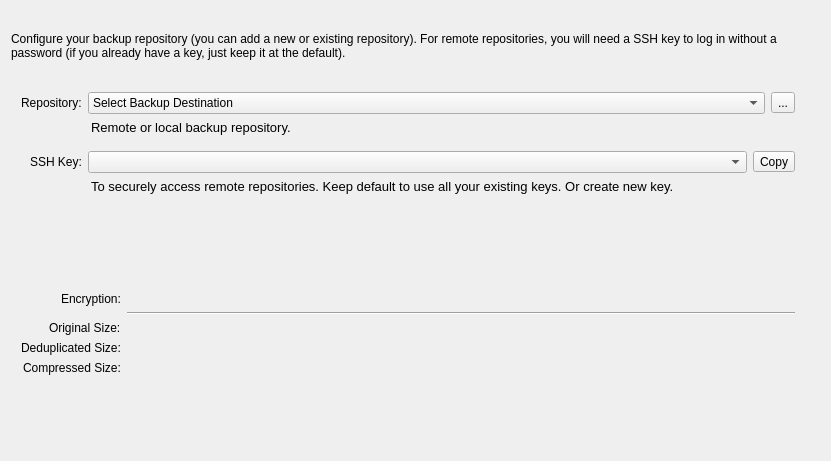
Mebus/restatic, file src/restatic/assets/UI/repotab.ui: the form before one commit.
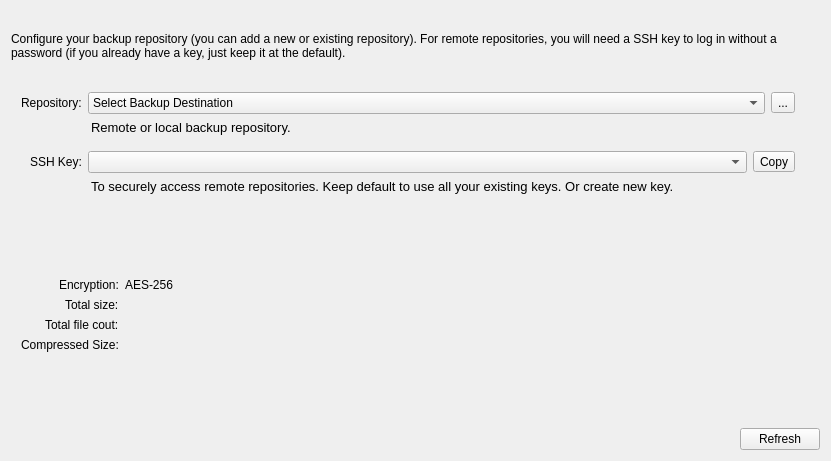
The form after the commit. Icons and pictures are not drawn.

Commit message: GUI can now display the output of the restic stats command

Patch:
```diff
--- a/src/restatic/assets/UI/repotab.ui
+++ b/src/restatic/assets/UI/repotab.ui
@@ -207,40 +207,28 @@
      <item row="0" column="1">
       <widget class="QLabel" name="repoEncryption">
        <property name="text">
-        <string/>
+        <string>AES-256</string>
        </property>
       </widget>
      </item>
      <item row="2" column="0">
-      <widget class="Line" name="line">
-       <property name="sizePolicy">
-        <sizepolicy hsizetype="Expanding" vsizetype="Fixed">
-         <horstretch>0</horstretch>
-         <verstretch>0</verstretch>
-        </sizepolicy>
-       </property>
-       <property name="orientation">
-        <enum>Qt::Horizontal</enum>
+      <widget class="QLabel" name="total_size_label">
+       <property name="text">
+        <string>Total size:</string>
        </property>
       </widget>
      </item>
      <item row="2" column="1">
-      <widget class="Line" name="line_2">
-       <property name="sizePolicy">
-        <sizepolicy hsizetype="Expanding" vsizetype="Fixed">
-         <horstretch>0</horstretch>
-         <verstretch>0</verstretch>
-        </sizepolicy>
-       </property>
-       <property name="orientation">
-        <enum>Qt::Horizontal</enum>
+      <widget class="QLabel" name="sizeTotal">
+       <property name="text">
+        <string/>
        </property>
       </widget>
      </item>
      <item row="3" column="0">
-      <widget class="QLabel" name="label_11">
+      <widget class="QLabel" name="label_13">
        <property name="text">
-        <string>Original Size:</string>
+        <string>Total file cout:</string>
        </property>
       </widget>
      </item>
@@ -252,28 +240,14 @@
       </widget>
      </item>
      <item row="4" column="0">
-      <widget class="QLabel" name="label_13">
-       <property name="text">
-        <string>Deduplicated Size:</string>
-       </property>
-      </widget>
-     </item>
-     <item row="5" column="0">
       <widget class="QLabel" name="label_12">
        <property name="text">
         <string>Compressed Size:</string>
        </property>
       </widget>
      </item>
-     <item row="5" column="1">
-      <widget class="QLabel" name="sizeCompressed">
-       <property name="text">
-        <string/>
-       </property>
-      </widget>
-     </item>
      <item row="4" column="1">
-      <widget class="QLabel" name="sizeDeduplicated">
+      <widget class="QLabel" name="sizeCompressed">
        <property name="text">
         <string/>
        </property>
@@ -281,6 +255,46 @@
      </item>
     </layout>
    </item>
+   <item>
+    <layout class="QHBoxLayout" name="horizontalLayout_3">
+     <property name="topMargin">
+      <number>0</number>
+     </property>
+     <item>
+      <spacer name="horizontalSpacer">
+       <property name="orientation">
+        <enum>Qt::Horizontal</enum>
+       </property>
+       <property name="sizeHint" stdset="0">
+        <size>
+         <width>40</width>
+         <height>20</height>
+        </size>
+       </property>
+      </spacer>
+     </item>
+     <item>
+      <widget class="QPushButton" name="refreshButton">
+       <property name="sizePolicy">
+        <sizepolicy hsizetype="Fixed" vsizetype="Fixed">
+         <horstretch>0</horstretch>
+         <verstretch>0</verstretch>
+        </sizepolicy>
+       </property>
+       <property name="layoutDirection">
+        <enum>Qt::LeftToRight</enum>
+       </property>
+       <property name="text">
+        <string>Refresh</string>
+       </property>
+       <property name="icon">
+        <iconset resource="../icons/collection.qrc">
+         <normaloff>:/icons/refresh.svg</normaloff>:/icons/refresh.svg</iconset>
+       </property>
+      </widget>
+     </item>
+    </layout>
+   </item>
   </layout>
  </widget>
  <resources>
```
Left out of the diff: 2 changed lines with no effect on the pictures. The commit also changes 5 other files.
